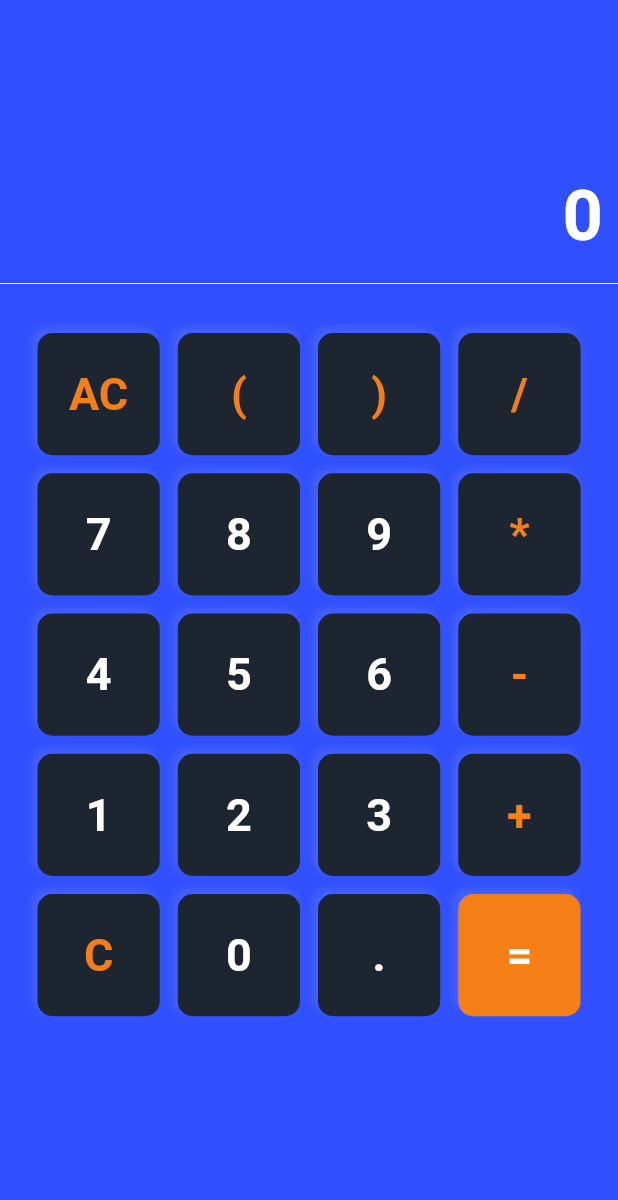
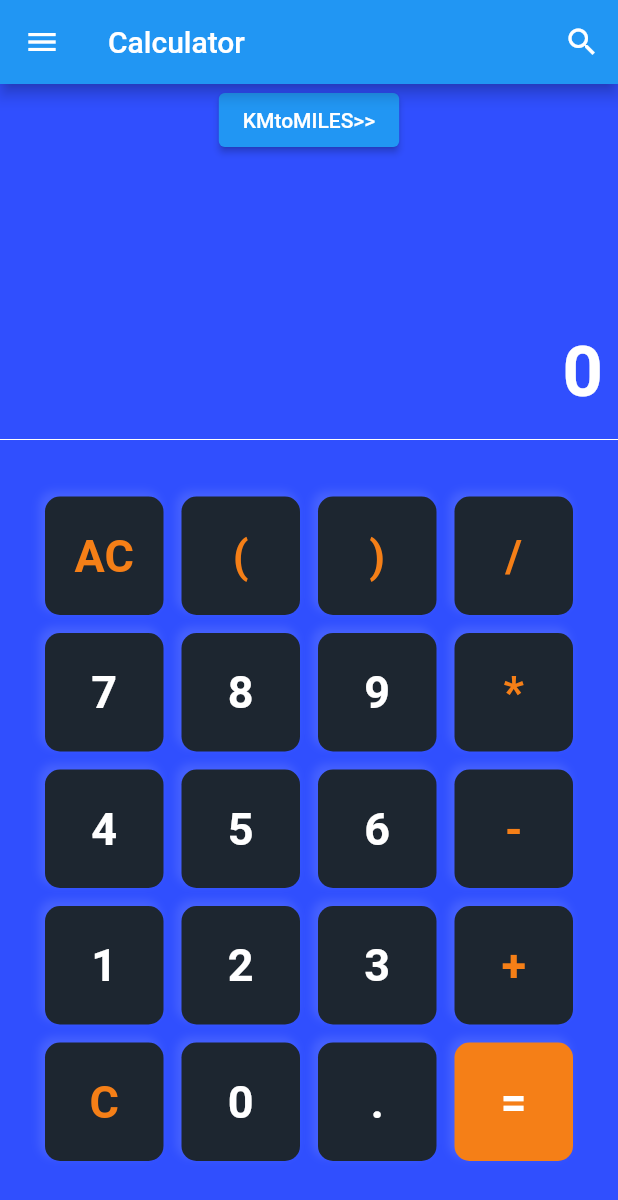
Before and after one commit to jmaasing007/Kalkulaator, a Flutter app: the screen it shows after launch, on a phone screen of 412 x 824 dp. Shown: the top 1200 px of the screen. Run offline on Flutter 3.47's test engine with Material 2 defaults, Android fonts, the phone set to English and light mode, and no system bars; our stand-ins replace math_expressions.

Commit message:
Screen now OK

```diff
--- a/lib/Screen/calculator_screen.dart
+++ b/lib/Screen/calculator_screen.dart
@@ -1,6 +1,7 @@
 import 'package:flutter/material.dart';
 import 'package:calculator_maasing/Design/colors.dart';
 import 'package:math_expressions/math_expressions.dart';
+import 'package:calculator_maasing/Screen/kmtomiles_screen.dart';
 
 class Calculator extends StatefulWidget {
    const Calculator({Key? key}) : super(key: key);
@@ -34,23 +35,36 @@ class _CalculatorState extends State<Calculator> {
     '.',
     '=',
   ];
-
+void navigateNextPage(BuildContext ctx)
+{
+  Navigator.of(ctx).push(MaterialPageRoute(builder: (_)
+      {return const KmtomilesScreen();
+  }));
+}
   @override
   Widget build(BuildContext context) {
     return Scaffold(
       backgroundColor: operatorColor,
-      body: Column(
-        children: [
-          SizedBox(
-            height: MediaQuery.of(context)
-                .size
-                .height,
-            child: Column(
+      appBar: AppBar(
+        leading: IconButton(icon: const Icon(Icons.menu), onPressed: (){
+        },),
+        title: const Text("Calculator"),
+        actions: [IconButton(icon: const Icon(Icons.search), onPressed: (){
+        },),],
+      ),
+      body:Center(
+          child: Column(
               mainAxisAlignment: MainAxisAlignment.end,
               children: [
+                ElevatedButton(onPressed: () {
+                    navigateNextPage(context);
+                },
+
+                    child: const Text('KMtoMILES>>',
+                      style: TextStyle(),
+                    )),
                 Container(
                   padding: const EdgeInsets.all(20),
-                  alignment: Alignment.centerRight,
                   child: Text(
                     userInput,
                     style: const TextStyle(
@@ -59,6 +73,7 @@ class _CalculatorState extends State<Calculator> {
                     ),
                   ),
                 ),
+
                 Container(
                   padding: const EdgeInsets.all(10),
                   alignment: Alignment.centerRight,
@@ -74,7 +89,8 @@ class _CalculatorState extends State<Calculator> {
                 const Divider(color: Colors.white),
                 Expanded(
                   child: Container(
-                    padding: const EdgeInsets.all(25),
+                    alignment: Alignment.bottomCenter,
+                    padding: const EdgeInsets.all(30),
                     child: GridView.builder(
                       itemCount: buttonList.length,
                       gridDelegate: const SliverGridDelegateWithFixedCrossAxisCount(
@@ -91,8 +107,8 @@ class _CalculatorState extends State<Calculator> {
               ],
             ),
           ),
-        ],
-      ),
+
+
 
     );
   }
```
